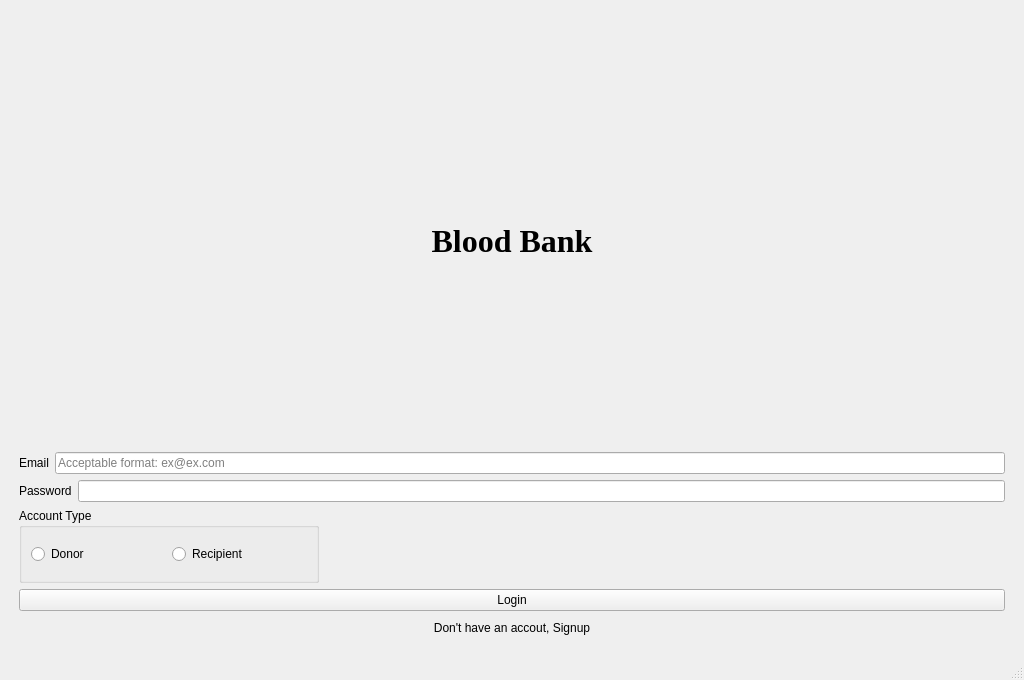
The window that Blood-Bank/bloodbank.ui (Sian1902/Blood-Bank-System-) describes before a commit, drawn with Qt 5.
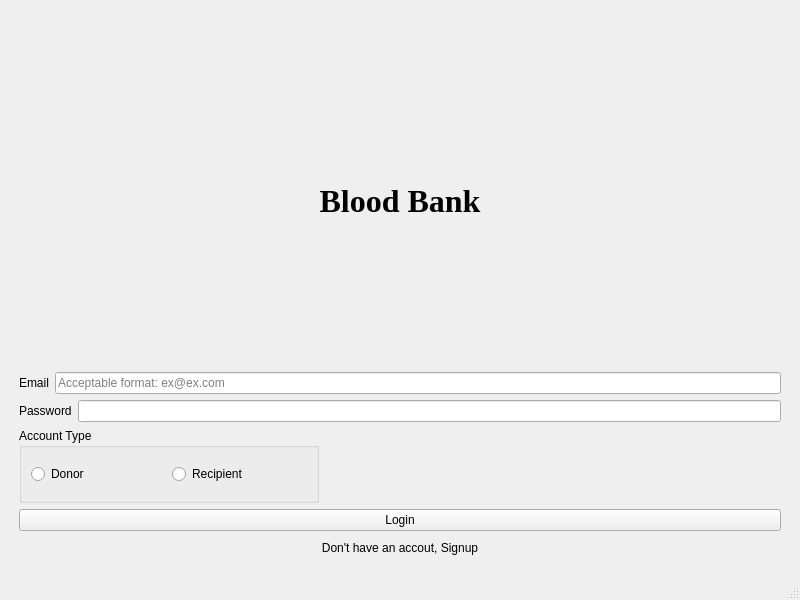
The same window after the commit. Icons and pictures are not drawn.

What changed in the file:
```diff
--- a/Blood-Bank/bloodbank.ui
+++ b/Blood-Bank/bloodbank.ui
@@ -6,8 +6,8 @@
    <rect>
     <x>0</x>
     <y>0</y>
-    <width>1024</width>
-    <height>680</height>
+    <width>800</width>
+    <height>600</height>
    </rect>
   </property>
   <property name="windowTitle">
```
